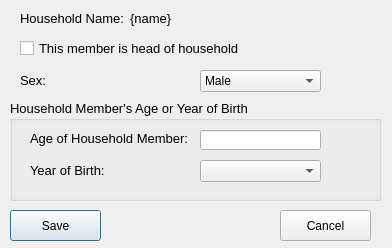
snim2mirror/openihm, file open-ihm/gui/designs/ui_household_addmember.ui: the form before one commit.
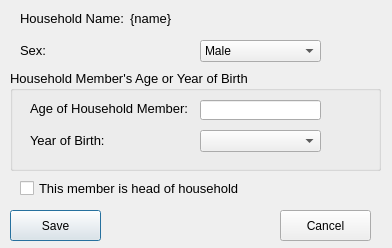
The form after the commit.

Commit message: Changed data entry for household members and their personal characteristics

Patch:
```diff
--- a/open-ihm/gui/designs/ui_household_addmember.ui
+++ b/open-ihm/gui/designs/ui_household_addmember.ui
@@ -20,7 +20,7 @@
    <property name="geometry">
     <rect>
      <x>20</x>
-     <y>40</y>
+     <y>180</y>
      <width>231</width>
      <height>17</height>
     </rect>
@@ -93,7 +93,7 @@
    <property name="geometry">
     <rect>
      <x>200</x>
-     <y>70</y>
+     <y>40</y>
      <width>121</width>
      <height>22</height>
     </rect>
@@ -113,7 +113,7 @@
    <property name="geometry">
     <rect>
      <x>20</x>
-     <y>70</y>
+     <y>40</y>
      <width>31</width>
      <height>21</height>
     </rect>
@@ -144,7 +144,7 @@
    <property name="geometry">
     <rect>
      <x>10</x>
-     <y>100</y>
+     <y>70</y>
      <width>371</width>
      <height>101</height>
     </rect>
```
Left out of the diff: 8 changed lines with no effect on the pictures. The commit also changes 11 other files.
